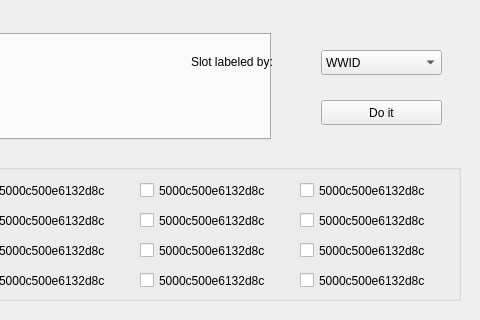
Before: the Qt Designer form widget.ui in JuihoChen/myDino, drawn with Qt 5; both pictures show x 679 to 1159 and y 0 to 320 of the 1159 by 902 pixel window.
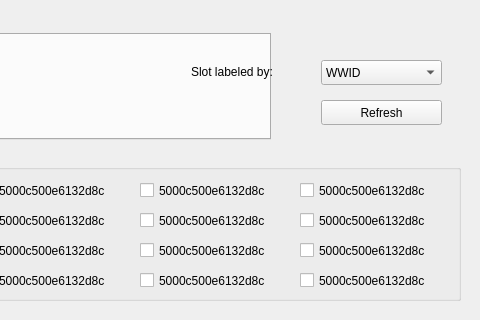
After: the same form once the commit is applied. Icons and pictures are not drawn.

The edit to the form file:
```diff
--- a/widget.ui
+++ b/widget.ui
@@ -1664,7 +1664,7 @@
    <property name="geometry">
     <rect>
      <x>1000</x>
-     <y>50</y>
+     <y>60</y>
      <width>121</width>
      <height>25</height>
     </rect>
@@ -1701,7 +1701,7 @@
    <property name="geometry">
     <rect>
      <x>870</x>
-     <y>52</y>
+     <y>62</y>
      <width>120</width>
      <height>20</height>
     </rect>
@@ -1720,7 +1720,10 @@
     </rect>
    </property>
    <property name="text">
-    <string>Do it</string>
+    <string>Refresh</string>
+   </property>
+   <property name="icon">
+    <iconset theme="view-refresh"/>
    </property>
   </widget>
  </widget>
```
